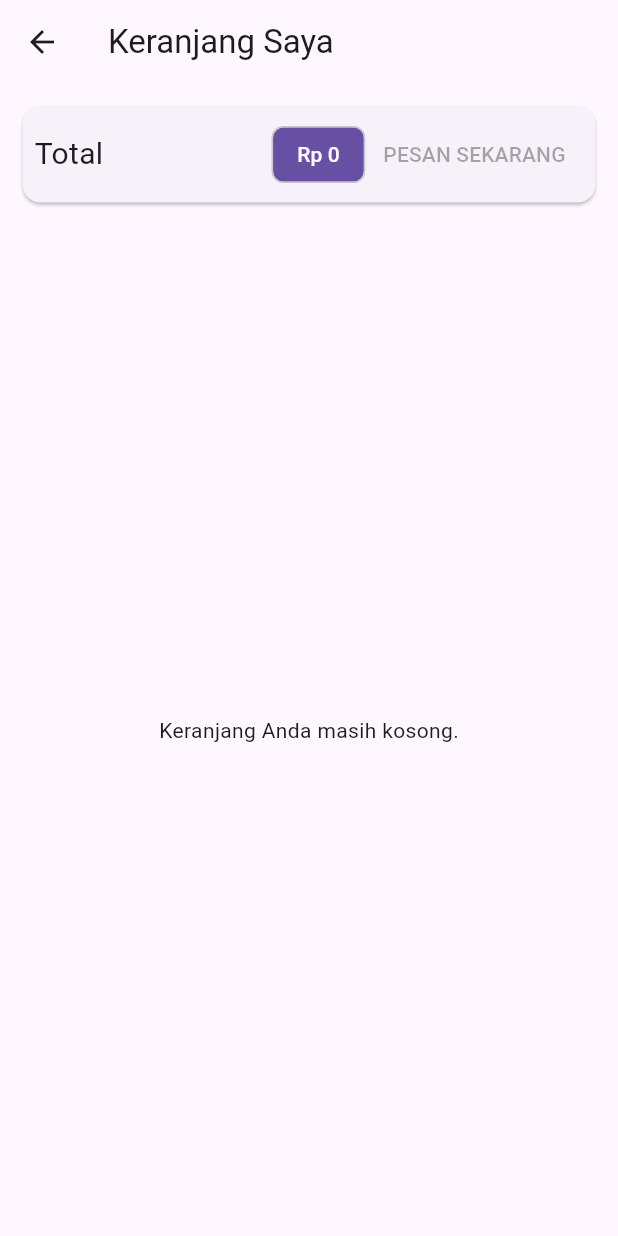
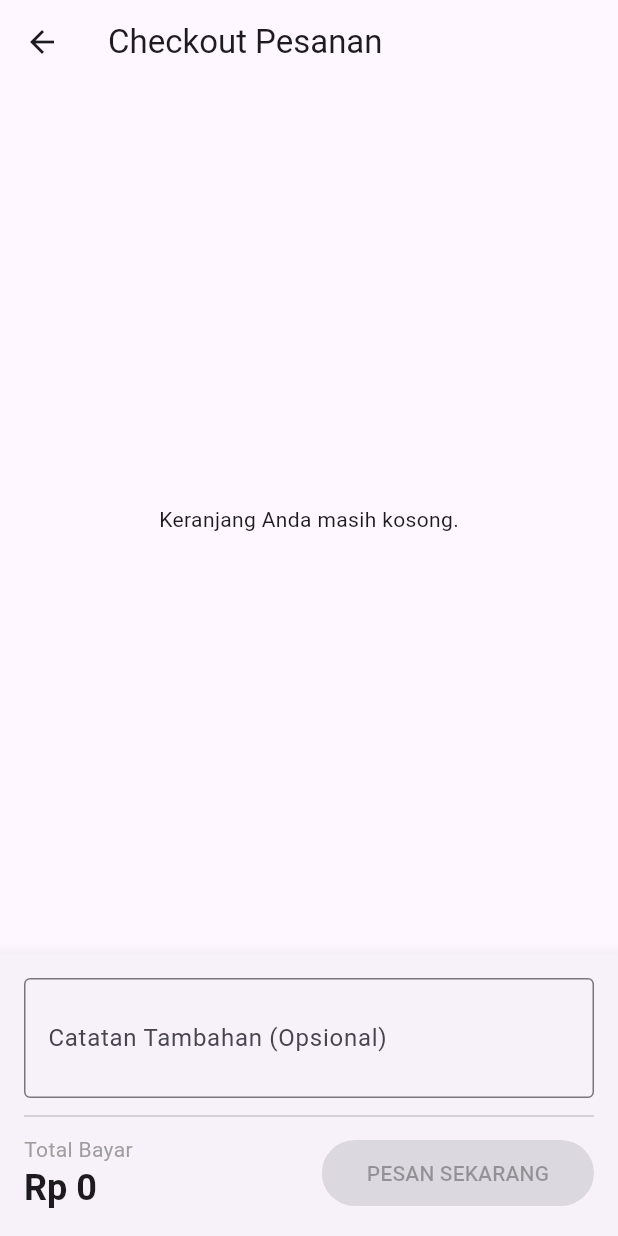
Before and after one commit to azharmlnf/aplikasi-pemesanan-ayam-potong, a Flutter app: the CustomerDashboardPage screen opened by its route, after a tap on the "shopping cart" icon, on a phone screen of 412 x 824 dp. Run offline on Flutter 3.47's test engine with Material 3 defaults, Android fonts, the phone set to English and light mode, and no system bars; our stand-ins replace appwrite, flutter_dotenv, image_picker; network calls fail.

```diff
--- a/aplikasi_pemesanan_ayam_potong/lib/main.dart
+++ b/aplikasi_pemesanan_ayam_potong/lib/main.dart
@@ -16,9 +16,6 @@ import 'utils/appwrite_constants.dart';
 import 'providers/cart_provider.dart';
 import 'pages/customer/cart_page.dart'; // <-- 1. IMPORT HALAMAN KERANJANG
 
-
-// <<< 1. BUAT GLOBAL KEY DI SINI, DI LUAR CLASS >>>
-final GlobalKey<ScaffoldMessengerState> scaffoldMessengerKey = GlobalKey<ScaffoldMessengerState>();
 
 
 void main() async {
@@ -67,7 +64,6 @@ class _MyAppState extends State<MyApp> {
       create: (ctx) => CartProvider(),
       child: MaterialApp(
          // <<< 2. PASANG KUNCI GLOBAL KE MATERIALAPP >>>
-        scaffoldMessengerKey: scaffoldMessengerKey,
         title: 'Pesan Ayam Potong App',
         theme: ThemeData(
           primarySwatch: Colors.teal,
@@ -128,8 +124,7 @@ class _MyAppState extends State<MyApp> {
             authService: authService,
             databaseService: databaseService,
           ),
-          // --- 2. TAMBAHKAN RUTE BARU DI SINI ---
-          '/cart': (context) => const CartPage(),
+
         },
       ),
     );
--- a/aplikasi_pemesanan_ayam_potong/lib/pages/admin/dashboard_page.dart
+++ b/aplikasi_pemesanan_ayam_potong/lib/pages/admin/dashboard_page.dart
@@ -37,7 +37,7 @@ class _AdminDashboardPageState extends State<AdminDashboardPage> {
     super.initState();
     // Inisialisasi halaman dengan data awal (kosong/placeholder)
     _pages = [
-      ProductManagementPage(databaseService: widget.databaseService, userRole: ''), // Role awal kosong
+      ProductManagementPage(databaseService: widget.databaseService, userRole: '', authService: widget.authService, ), // Role awal kosong
       OrderManagementPage(databaseService: widget.databaseService),
       ProfilePage(authService: widget.authService, userProfile: null),
     ];
@@ -55,7 +55,7 @@ class _AdminDashboardPageState extends State<AdminDashboardPage> {
         setState(() {
           _userProfile = profile;
           // Update halaman yang membutuhkan data profil
-          _pages[0] = ProductManagementPage(databaseService: widget.databaseService, userRole: _userProfile?.data['role'] ?? 'customer');
+          _pages[0] = ProductManagementPage(databaseService: widget.databaseService, userRole: _userProfile?.data['role'] ?? 'customer', authService: widget.authService, );
           _pages[2] = ProfilePage(authService: widget.authService, userProfile: _userProfile);
           _isLoadingProfile = false; // Set loading menjadi false setelah selesai
         });
--- a/aplikasi_pemesanan_ayam_potong/lib/pages/customer/cart_page.dart
+++ b/aplikasi_pemesanan_ayam_potong/lib/pages/customer/cart_page.dart
@@ -2,87 +2,141 @@
 
 import 'package:flutter/material.dart';
 import 'package:provider/provider.dart';
+import 'package:appwrite/appwrite.dart';
 import '../../providers/cart_provider.dart';
+import '../../services/auth_service.dart';
+import '../../services/database_service.dart';
 import '../../models/cart_item.dart';
 
-class CartPage extends StatelessWidget {
-  const CartPage({Key? key}) : super(key: key);
+class CartPage extends StatefulWidget {
+  final AuthService authService;
+  final DatabaseService databaseService;
+
+  const CartPage({
+    Key? key,
+    required this.authService,
+    required this.databaseService,
+  }) : super(key: key);
+
+  @override
+  State<CartPage> createState() => _CartPageState();
+}
+
+class _CartPageState extends State<CartPage> {
+  // Hanya butuh controller untuk deskripsi
+  final _descriptionController = TextEditingController();
+  bool _isProcessing = false;
+
+  void _checkout() async {
+    final cart = Provider.of<CartProvider>(context, listen: false);
+    final user = await widget.authService.getCurrentUser();
+
+    if (user == null) {
+      if(mounted) ScaffoldMessenger.of(context).showSnackBar(const SnackBar(content: Text('Sesi Anda telah berakhir.')));
+      return;
+    }
+
+    setState(() => _isProcessing = true);
+
+    try {
+      // Panggil fungsi checkout yang sudah disederhanakan
+      await widget.databaseService.createOrderFromCart(
+        userId: user.$id,
+        cartItems: cart.items.values.toList(),
+        totalPrice: cart.totalAmount,
+        description: _descriptionController.text.trim(),
+      );
+
+      cart.clear();
+
+      if (mounted) {
+        ScaffoldMessenger.of(context).showSnackBar(const SnackBar(content: Text('Pesanan berhasil dibuat!'), backgroundColor: Colors.green));
+        Navigator.of(context).pop();
+      }
+    } on AppwriteException catch (e) {
+      if (mounted) ScaffoldMessenger.of(context).showSnackBar(SnackBar(content: Text('Gagal membuat pesanan: ${e.message}'), backgroundColor: Colors.red));
+    } finally {
+      if (mounted) setState(() => _isProcessing = false);
+    }
+  }
+
+  @override
+  void dispose() {
+    _descriptionController.dispose();
+    super.dispose();
+  }
 
   @override
   Widget build(BuildContext context) {
     return Consumer<CartProvider>(
       builder: (ctx, cart, _) {
         final cartItems = cart.items.values.toList();
-        final cartItemKeys = cart.items.keys.toList(); // Ambil juga list of keys
+        final cartItemKeys = cart.items.keys.toList();
 
         return Scaffold(
-          appBar: AppBar(title: const Text('Keranjang Saya')),
+          appBar: AppBar(title: const Text('Checkout Pesanan')),
           body: Column(
             children: [
-              // Pesan Peringatan
-              if (cartItems.isNotEmpty) // Tampilkan hanya jika ada item
-                Container(
-                  width: double.infinity,
-                  color: Colors.amber.shade100,
-                  padding: const EdgeInsets.symmetric(horizontal: 15, vertical: 10),
-                  child: Row(
-                    children: [
-                      Icon(Icons.info_outline, color: Colors.amber.shade800),
-                      const SizedBox(width: 10),
-                      Expanded(
-                        child: Text(
-                          'Item di keranjang akan terhapus jika Anda keluar dari aplikasi.',
-                          style: TextStyle(color: Colors.amber.shade900),
-                        ),
-                      ),
-                    ],
-                  ),
-                ),
-
-              // Ringkasan Total Harga
-              Card(
-                margin: const EdgeInsets.all(15),
-                child: Padding(
-                  padding: const EdgeInsets.all(8),
-                  child: Row(
-                    mainAxisAlignment: MainAxisAlignment.spaceBetween,
-                    children: <Widget>[
-                      const Text('Total', style: TextStyle(fontSize: 20)),
-                      const Spacer(),
-                      Chip(
-                        label: Text(
-                          'Rp ${cart.totalAmount.toStringAsFixed(0)}',
-                          style: TextStyle(
-                            color: Theme.of(context).primaryTextTheme.titleLarge?.color,
-                          ),
-                        ),
-                        backgroundColor: Theme.of(context).primaryColor,
-                      ),
-                      TextButton(
-                        child: const Text('PESAN SEKARANG'),
-                        onPressed: cart.items.isEmpty ? null : () {
-                          // TODO: Implementasi logika checkout
-                        },
-                      )
-                    ],
-                  ),
-                ),
-              ),
-
-              // Daftar Item di Keranjang
               Expanded(
                 child: cartItems.isEmpty
                     ? const Center(child: Text('Keranjang Anda masih kosong.'))
                     : ListView.builder(
+                        padding: const EdgeInsets.all(8),
                         itemCount: cartItems.length,
                         itemBuilder: (ctx, i) {
-                          // --- INI BAGIAN YANG DIPERBAIKI ---
-                          // Kirim key dan item ke widget tile
                           return CartItemTile(
                             cartItemKey: cartItemKeys[i],
                             item: cartItems[i],
                           );
                         },
+                      ),
+              ),
+
+              // Bagian Form & Tombol Checkout
+              Card(
+                margin: EdgeInsets.zero,
+                elevation: 10,
+                shape: const RoundedRectangleBorder(borderRadius: BorderRadius.zero),
+                child: Padding(
+                  padding: const EdgeInsets.all(16.0),
+                  child: Column(
+                    mainAxisSize: MainAxisSize.min,
+                    children: [
+                      // HANYA ADA FORM DESKRIPSI
+                      TextField(
+                        controller: _descriptionController,
+                        decoration: const InputDecoration(
+                          labelText: 'Catatan Tambahan (Opsional)',
+                          border: OutlineInputBorder(),
+                        ),
+                        maxLines: 2,
+                      ),
+                      const Divider(height: 24),
+                      // Ringkasan Total & Tombol Checkout
+                      Row(
+                        mainAxisAlignment: MainAxisAlignment.spaceBetween,
+                        children: <Widget>[
+                          Column(
+                            crossAxisAlignment: CrossAxisAlignment.start,
+                            children: [
+                              const Text('Total Bayar', style: TextStyle(color: Colors.grey)),
+                              Text(
+                                'Rp ${cart.totalAmount.toStringAsFixed(0)}',
+                                style: Theme.of(context).textTheme.headlineSmall?.copyWith(fontWeight: FontWeight.bold),
+                              ),
+                            ],
+                          ),
+                          ElevatedButton(
+                            style: ElevatedButton.styleFrom(padding: const EdgeInsets.symmetric(horizontal: 30, vertical: 12)),
+                            onPressed: (cart.items.isEmpty || _isProcessing) ? null : _checkout,
+                            child: _isProcessing
+                                ? const SizedBox(width: 24, height: 24, child: CircularProgressIndicator(color: Colors.white, strokeWidth: 3,))
+                                : const Text('PESAN SEKARANG'),
+                          )
+                        ],
+                      ),
+                    ],
+                  ),
                 ),
               ),
             ],
@@ -93,59 +147,35 @@ class CartPage extends StatelessWidget {
   }
 }
 
-// Widget terpisah untuk setiap baris item di keranjang
+// Widget CartItemTile sekarang menampilkan info potongan
 class CartItemTile extends StatelessWidget {
   final String cartItemKey;
   final CartItem item;
 
-  const CartItemTile({
-    Key? key,
-    required this.cartItemKey,
-    required this.item,
-  }) : super(key: key);
+  const CartItemTile({Key? key, required this.cartItemKey, required this.item}) : super(key: key);
 
   @override
   Widget build(BuildContext context) {
     final cart = Provider.of<CartProvider>(context, listen: false);
-
-    return Dismissible(
-      key: ValueKey(cartItemKey),
-      background: Container(
-        color: Theme.of(context).colorScheme.error,
-        alignment: Alignment.centerRight,
-        padding: const EdgeInsets.only(right: 20),
-        child: const Icon(Icons.delete, color: Colors.white, size: 40),
-      ),
-      direction: DismissDirection.endToStart,
-      onDismissed: (direction) => cart.removeItem(cartItemKey),
-      child: Card(
-        margin: const EdgeInsets.symmetric(horizontal: 15, vertical: 4),
+    return Card(
+      margin: const EdgeInsets.symmetric(horizontal: 8, vertical: 4),
       child: Padding(
         padding: const EdgeInsets.all(8.0),
         child: ListTile(
           leading: CircleAvatar(
             backgroundColor: Theme.of(context).primaryColorLight,
-              child: FittedBox(
             child: Text('x${item.quantity}', style: TextStyle(fontWeight: FontWeight.bold, color: Theme.of(context).primaryColorDark)),
           ),
-            ),
           title: Text(item.name),
-            subtitle: Text('Potong ${item.pieces} - Rp${item.price.toStringAsFixed(0)}/pcs'),
+          // TAMPILKAN INFORMASI POTONGAN DI SINI
+          subtitle: Text('Potong ${item.pieces}'),
           trailing: Row(
             mainAxisSize: MainAxisSize.min,
             children: [
-                IconButton(
-                  icon: const Icon(Icons.remove_circle_outline, color: Colors.red),
-                  onPressed: () => cart.removeSingleItem(cartItemKey),
-                ),
+              IconButton(icon: const Icon(Icons.remove_circle_outline, color: Colors.red), onPressed: () => cart.removeSingleItem(cartItemKey)),
               Text('${item.quantity}', style: const TextStyle(fontSize: 16, fontWeight: FontWeight.bold)),
-                IconButton(
-                  icon: const Icon(Icons.add_circle_outline, color: Colors.green),
-               onPressed: () => cart.addSingleItem(cartItemKey),
-                tooltip: 'Tambah Jumlah',
-                ),
+              IconButton(icon: const Icon(Icons.add_circle_outline, color: Colors.green), onPressed: () => cart.addSingleItem(cartItemKey)),
             ],
-            ),
           ),
         ),
       ),
--- a/aplikasi_pemesanan_ayam_potong/lib/pages/customer/dashboard_page.dart
+++ b/aplikasi_pemesanan_ayam_potong/lib/pages/customer/dashboard_page.dart
@@ -38,6 +38,7 @@ class _CustomerDashboardPageState extends State<CustomerDashboardPage> {
     _pages = [
       CustomerProductListPage(
         databaseService: widget.databaseService,
+                authService: widget.authService, // <-- KIRIMKAN DI SINI
         userRole: 'customer',
       ),
       const Center(child: Text('Halaman Riwayat Pesanan')), // Placeholder
@@ -80,16 +81,19 @@ class _CustomerDashboardPageState extends State<CustomerDashboardPage> {
               padding: const EdgeInsets.only(right: 8.0), // Beri sedikit jarak dari tepi
               child: CartBadge(
                 onTap: () {
-                  // Aksi saat ikon keranjang ditekan: navigasi ke halaman keranjang
+    // Gunakan MaterialPageRoute dan kirim service yang dibutuhkan
     Navigator.of(context).push(
-                    MaterialPageRoute(builder: (ctx) => const CartPage()),
+      MaterialPageRoute(
+        builder: (ctx) => CartPage(
+          authService: widget.authService,
+          databaseService: widget.databaseService,
+        ),
+      ),
     );
   },
-                // Widget anak adalah ikon keranjang itu sendiri
   child: const IconButton(
     icon: Icon(Icons.shopping_cart_outlined),
     tooltip: 'Keranjang Belanja',
-                  // Biarkan onPressed null karena onTap sudah dihandle oleh CartBadge
     onPressed: null,
   ),
               ),
--- a/aplikasi_pemesanan_ayam_potong/lib/pages/customer/product_list_page.dart
+++ b/aplikasi_pemesanan_ayam_potong/lib/pages/customer/product_list_page.dart
@@ -1,5 +1,6 @@
 // lib/pages/customer/product_list_page.dart
 
+import 'package:app_pemesanan_ayam_potong/services/auth_service.dart';
 import 'package:flutter/material.dart';
 import 'package:appwrite/models.dart' as models;
 import '../../services/database_service.dart';
@@ -7,11 +8,13 @@ import '../common/product_detail_page.dart';
 
 class CustomerProductListPage extends StatefulWidget {
   final DatabaseService databaseService;
+   final AuthService authService; // <-- TAMBAHKAN INI
   final String userRole;
 
   const CustomerProductListPage({
     Key? key,
     required this.databaseService,
+        required this.authService, // <-- TAMBAHKAN DI CONSTRUCTOR
     required this.userRole,
   }) : super(key: key);
 
@@ -42,6 +45,7 @@ class _CustomerProductListPageState extends State<CustomerProductListPage> {
           databaseService: widget.databaseService,
           product: product,
           userRole: widget.userRole,
+           authService: widget.authService, // <-- KIRIMKAN AUTHSERVICE DI SINI
         ),
       ),
     );
```
Also changed, not shown: aplikasi_pemesanan_ayam_potong/lib/pages/admin/product_management_page.dart (+12 -2 lines), aplikasi_pemesanan_ayam_potong/lib/pages/common/product_detail_page.dart (+77 -18 lines), aplikasi_pemesanan_ayam_potong/lib/services/database_service.dart (+28 -17 lines), 3 other files. Lines whose indentation alone changed are shown as unchanged.
